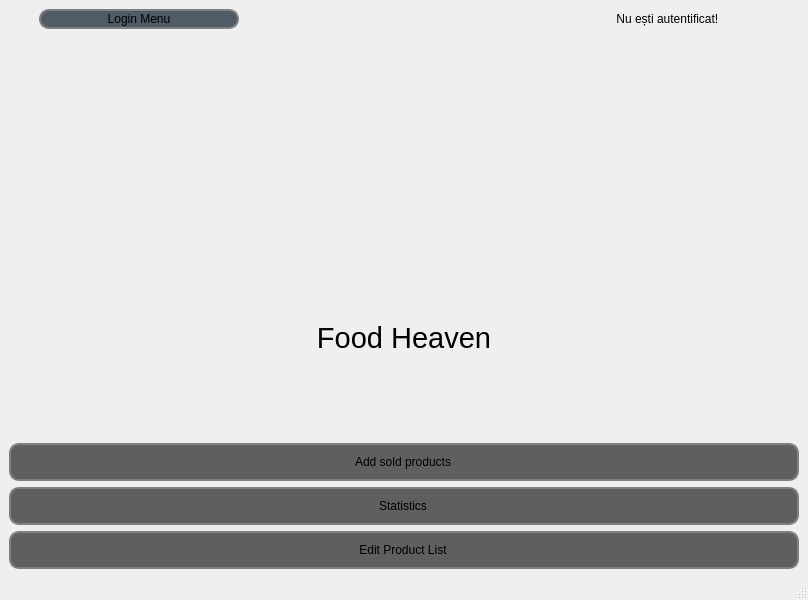
decemyn/food-management, file ui/basewindow.ui: the form before one commit.
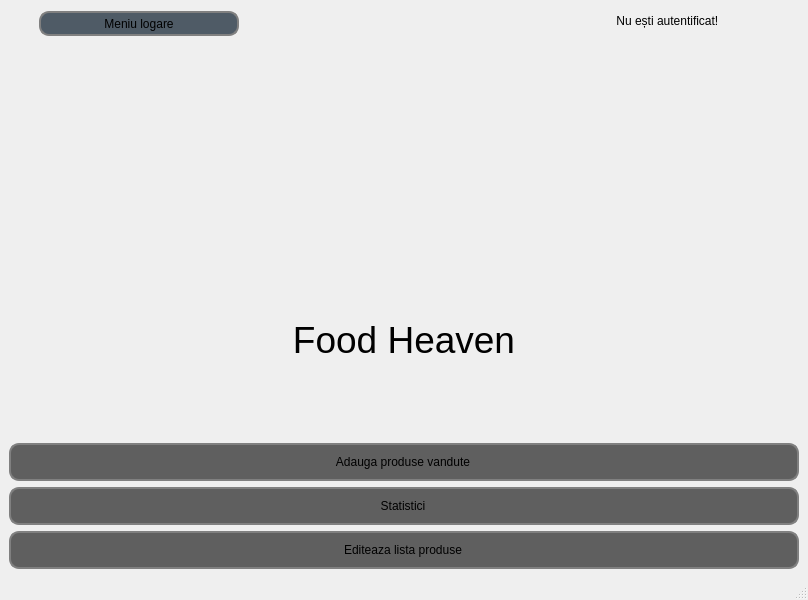
The form after the commit. Icons and pictures are not drawn.

Commit message: Translating the GUI, and a little bit of design changes

```diff
--- a/ui/basewindow.ui
+++ b/ui/basewindow.ui
@@ -52,7 +52,7 @@
           <property name="minimumSize">
            <size>
             <width>200</width>
-            <height>0</height>
+            <height>25</height>
            </size>
           </property>
           <property name="maximumSize">
@@ -68,10 +68,13 @@
 border-radius:10px;
 padding:0 8px;
 
+}
+QPushButton::pressed{
+border: 2px solid white;
 }</string>
           </property>
           <property name="text">
-           <string>Login Menu</string>
+           <string>Meniu logare</string>
           </property>
          </widget>
         </item>
@@ -119,7 +122,7 @@
        <widget class="QLabel" name="name">
         <property name="font">
          <font>
-          <pointsize>22</pointsize>
+          <pointsize>28</pointsize>
          </font>
         </property>
         <property name="text">
@@ -148,10 +151,13 @@
 border-radius:10px;
 padding:10 10 10 8px;
 
+}
+QPushButton::pressed{
+border: 3px solid white;
 }</string>
         </property>
         <property name="text">
-         <string>Add sold products</string>
+         <string>Adauga produse vandute</string>
         </property>
        </widget>
       </item>
@@ -173,10 +179,13 @@
 border-radius:10px;
 padding:10 10 10 8px;
 
+}
+QPushButton::pressed{
+border: 3px solid white;
 }</string>
         </property>
         <property name="text">
-         <string>Statistics</string>
+         <string>Statistici</string>
         </property>
        </widget>
       </item>
@@ -198,10 +207,13 @@
 border-radius:10px;
 padding:10 10 10 8px;
 
+}
+QPushButton::pressed{
+border: 3px solid white;
 }</string>
         </property>
         <property name="text">
-         <string>Edit Product List</string>
+         <string>Editeaza lista produse</string>
         </property>
        </widget>
       </item>
```
Left out of the diff: 2 changed lines with no effect on the pictures. The commit also changes 6 other files.
